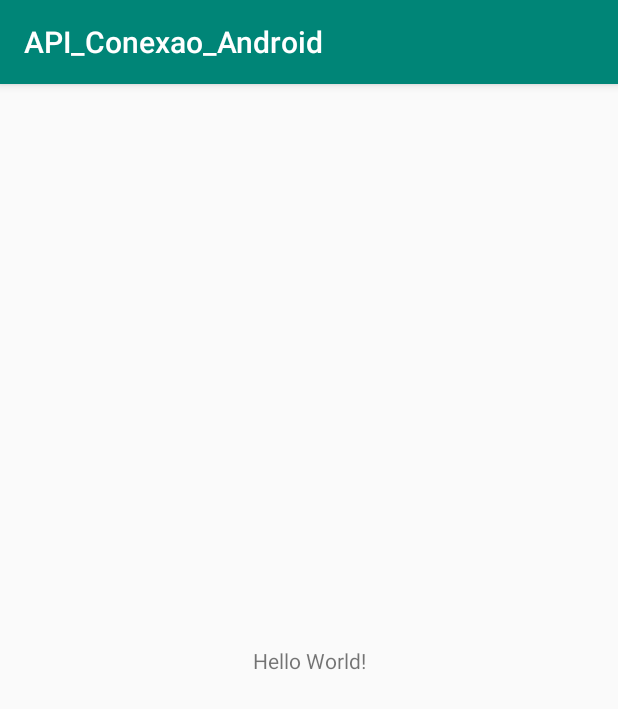
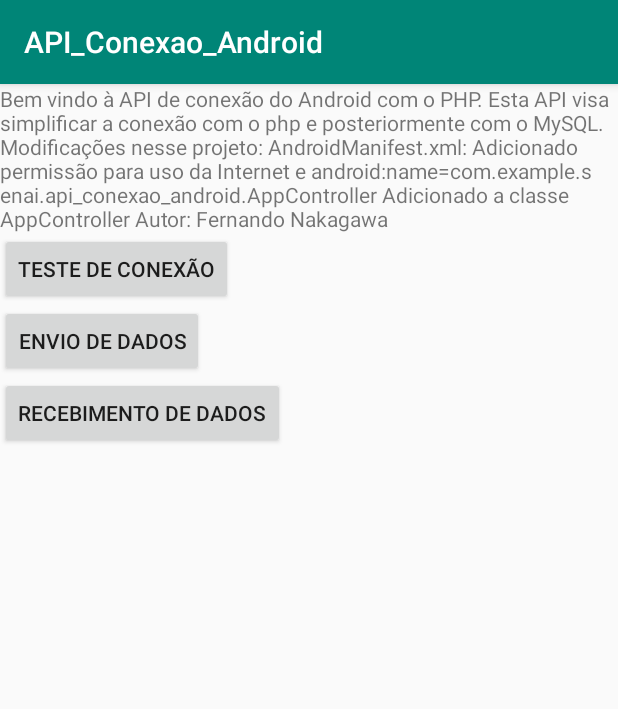
Before and after one commit to fernandonakagawa/API_Conexao_Android, an Android app: the screen it shows after launch (MainActivity), on a phone screen of 412 x 824 dp. Shown: the top 709 px of the screen. Run offline under Robolectric (Android 15) with nearby library versions, the phone set to English and light mode, and no system bars; our stand-ins replace Volley.

```diff
--- a/app/build.gradle
+++ b/app/build.gradle
@@ -25,4 +25,5 @@ dependencies {
     testImplementation 'junit:junit:4.12'
     androidTestImplementation 'androidx.test:runner:1.3.0-alpha02'
     androidTestImplementation 'androidx.test.espresso:espresso-core:3.3.0-alpha02'
+    implementation 'com.android.volley:volley:1.1.1'
 }
--- a/app/src/main/AndroidManifest.xml
+++ b/app/src/main/AndroidManifest.xml
@@ -2,7 +2,10 @@
 <manifest xmlns:android="http://schemas.android.com/apk/res/android"
     package="com.example.senai.api_conexao_android">
 
+    <uses-permission android:name="android.permission.INTERNET" />
+
     <application
+        android:name=".AppController"
         android:allowBackup="true"
         android:icon="@mipmap/ic_launcher"
         android:label="@string/app_name"
@@ -16,6 +19,7 @@
                 <category android:name="android.intent.category.LAUNCHER" />
             </intent-filter>
         </activity>
+        <activity android:name=".TesteActivity"></activity>
     </application>
 
 </manifest>
--- /dev/null
+++ b/app/src/main/java/com/example/senai/api_conexao_android/AppController.java
@@ -0,0 +1,43 @@
+package com.example.senai.api_conexao_android;
+
+import android.app.Application;
+import android.text.TextUtils;
+
+import com.android.volley.Request;
+import com.android.volley.RequestQueue;
+import com.android.volley.toolbox.Volley;
+
+/**
+ * Created by tecinfo on 27/03/2017.
+ */
+
+public class AppController extends Application {
+    public static final String TAG =
+            AppController.class.getSimpleName();
+    private RequestQueue fila;
+    private static AppController instancia;
+
+    @Override
+    public void onCreate(){
+        super.onCreate();
+        instancia = this;
+    }
+    public static synchronized AppController getInstancia(){
+        return instancia;
+    }
+    public RequestQueue getFila(){
+        if(fila == null){
+            fila = Volley.newRequestQueue(
+                    getApplicationContext());
+        } return fila;
+    }
+    public <T> void adicionarParaFila(
+            Request<T> req, String tag){
+        req.setTag(TextUtils.isEmpty(tag)?TAG:tag);
+        getFila().add(req);
+    }
+    public <T> void adicionarParaFila(Request<T> req){
+        req.setTag(TAG);
+        getFila().add(req);
+    }
+}
--- a/app/src/main/res/layout/activity_main.xml
+++ b/app/src/main/res/layout/activity_main.xml
@@ -1,18 +1,48 @@
 <?xml version="1.0" encoding="utf-8"?>
-<androidx.constraintlayout.widget.ConstraintLayout xmlns:android="http://schemas.android.com/apk/res/android"
+<androidx.appcompat.widget.LinearLayoutCompat xmlns:android="http://schemas.android.com/apk/res/android"
     xmlns:app="http://schemas.android.com/apk/res-auto"
     xmlns:tools="http://schemas.android.com/tools"
     android:layout_width="match_parent"
     android:layout_height="match_parent"
-    tools:context=".MainActivity">
+    tools:context=".MainActivity"
+    android:gravity="center"
+    android:orientation="vertical">
 
-    <TextView
-        android:layout_width="wrap_content"
-        android:layout_height="wrap_content"
-        android:text="Hello World!"
-        app:layout_constraintBottom_toBottomOf="parent"
-        app:layout_constraintLeft_toLeftOf="parent"
-        app:layout_constraintRight_toRightOf="parent"
-        app:layout_constraintTop_toTopOf="parent" />
+    <ScrollView
+        android:layout_width="match_parent"
+        android:layout_height="match_parent">
+        <LinearLayout
+            android:layout_width="match_parent"
+            android:layout_height="match_parent"
+            android:orientation="vertical">
 
-</androidx.constraintlayout.widget.ConstraintLayout>
+            <TextView
+                android:layout_width="wrap_content"
+                android:layout_height="wrap_content"
+                android:text="@string/bemvindo"
+                />
+
+            <Button
+            android:layout_width="wrap_content"
+            android:layout_height="wrap_content"
+            android:text="@string/teste"
+            android:onClick="irParaTeste"/>
+
+            <Button
+                android:layout_width="wrap_content"
+                android:layout_height="wrap_content"
+                android:text="@string/enviarDados"
+                android:onClick="irParaEnvio"/>
+
+            <Button
+                android:layout_width="wrap_content"
+                android:layout_height="wrap_content"
+                android:text="@string/receber"
+                android:onClick="irParaRecebimento"/>
+
+        </LinearLayout>
+
+    </ScrollView>
+
+
+</androidx.appcompat.widget.LinearLayoutCompat>
--- a/app/src/main/res/values/strings.xml
+++ b/app/src/main/res/values/strings.xml
@@ -1,3 +1,16 @@
 <resources>
     <string name="app_name">API_Conexao_Android</string>
+    <string name="bemvindo">Bem vindo à API de conexão do Android com o PHP.
+        Esta API visa simplificar a conexão com o php e posteriormente com o MySQL.
+        Modificações nesse projeto:
+        AndroidManifest.xml:
+        Adicionado permissão para uso da Internet e android:name="com.example.senai.api_conexao_android.AppController"
+        Adicionado a classe AppController
+        Autor: Fernando Nakagawa</string>
+    <string name="teste">Teste de Conexão</string>
+    <string name="enviarDados">Envio de Dados</string>
+    <string name="receber">Recebimento de Dados</string>
+    <string name="hintTeste">Digite um texto para enviar para o PHP. Ele deverá voltar duplicado.</string>
+    <string name="enviar">Enviar</string>
+    <string name="resultadoDeveAparecerAqui">O resultado deve aparecer aqui.</string>
 </resources>
```
Also changed, not shown: app/src/main/java/com/example/senai/api_conexao_android/ControleDadosSingleton.java (added, +12 -0 lines), app/src/main/java/com/example/senai/api_conexao_android/MainActivity.java (+15 -0 lines), app/src/main/java/com/example/senai/api_conexao_android/TesteActivity.java (added, +29 -0 lines), app/src/main/res/layout/activity_teste.xml (added, +35 -0 lines).
